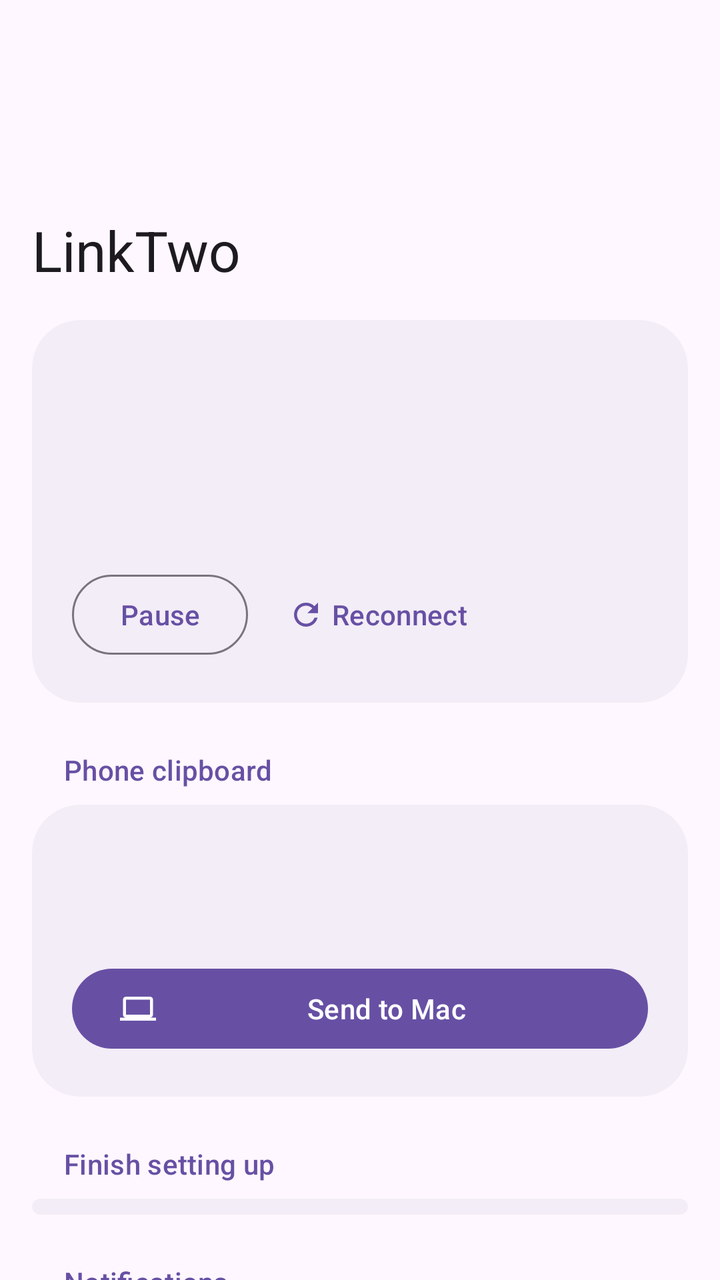
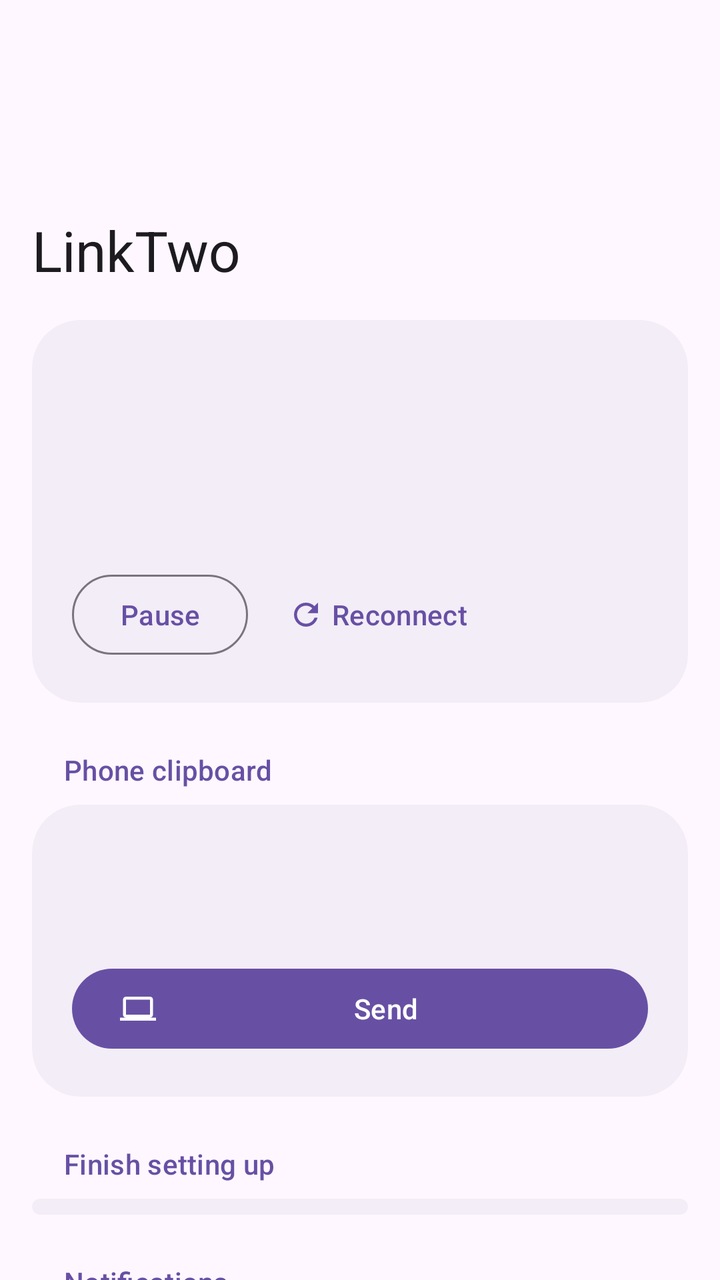

Compare the two renders of this Android layout. The source of the first and the diff that turns it into the second are given below.
<!-- AndroidManifest.xml: application theme Theme.LinkTwo -->
<!-- res/layout/activity_main.xml -->
<?xml version="1.0" encoding="utf-8"?>
<androidx.coordinatorlayout.widget.CoordinatorLayout xmlns:android="http://schemas.android.com/apk/res/android"
    xmlns:app="http://schemas.android.com/apk/res-auto"
    android:layout_width="match_parent"
    android:layout_height="match_parent"
    android:background="?attr/colorSurface">

    <com.google.android.material.appbar.AppBarLayout
        android:id="@+id/appBar"
        android:layout_width="match_parent"
        android:layout_height="wrap_content"
        android:fitsSystemWindows="true">

        <com.google.android.material.appbar.CollapsingToolbarLayout
            style="?attr/collapsingToolbarLayoutLargeStyle"
            android:layout_width="match_parent"
            android:layout_height="?attr/collapsingToolbarLayoutLargeSize"
            app:layout_scrollFlags="scroll|exitUntilCollapsed|snap">

            <com.google.android.material.appbar.MaterialToolbar
                android:id="@+id/toolbar"
                android:layout_width="match_parent"
                android:layout_height="?attr/actionBarSize"
                android:elevation="0dp"
                app:layout_collapseMode="pin"
                app:title="@string/app_name" />
        </com.google.android.material.appbar.CollapsingToolbarLayout>
    </com.google.android.material.appbar.AppBarLayout>

    <androidx.core.widget.NestedScrollView
        android:id="@+id/scroll"
        android:layout_width="match_parent"
        android:layout_height="match_parent"
        android:clipToPadding="false"
        app:layout_behavior="@string/appbar_scrolling_view_behavior">

        <LinearLayout
            android:layout_width="match_parent"
            android:layout_height="wrap_content"
            android:orientation="vertical"
            android:paddingHorizontal="@dimen/screen_padding"
            android:paddingBottom="24dp">

            
            <com.google.android.material.card.MaterialCardView
                android:id="@+id/statusCard"
                style="@style/LinkTwo.Card"
                android:layout_width="match_parent"
                android:layout_height="wrap_content"
                android:layout_marginTop="8dp">

                <LinearLayout
                    android:layout_width="match_parent"
                    android:layout_height="wrap_content"
                    android:orientation="vertical"
                    android:padding="20dp">

                    <LinearLayout
                        android:layout_width="wrap_content"
                        android:layout_height="wrap_content"
                        android:gravity="center_vertical"
                        android:orientation="horizontal">

                        <ImageView
                            android:id="@+id/statusIcon"
                            android:layout_width="20dp"
                            android:layout_height="20dp"
                            android:importantForAccessibility="no" />

                        <TextView
                            android:id="@+id/statusLabel"
                            android:layout_width="wrap_content"
                            android:layout_height="wrap_content"
                            android:layout_marginStart="8dp"
                            android:textAppearance="?attr/textAppearanceLabelLarge" />
                    </LinearLayout>

                    <TextView
                        android:id="@+id/statusTitle"
                        android:layout_width="match_parent"
                        android:layout_height="wrap_content"
                        android:layout_marginTop="12dp"
                        android:textAppearance="?attr/textAppearanceHeadlineSmall"
                        android:textColor="?attr/colorOnSurface" />

                    <TextView
                        android:id="@+id/statusBody"
                        android:layout_width="match_parent"
                        android:layout_height="wrap_content"
                        android:layout_marginTop="4dp"
                        android:textAppearance="?attr/textAppearanceBodyMedium"
                        android:textColor="?attr/colorOnSurfaceVariant" />

                    <LinearLayout
                        android:id="@+id/statusActions"
                        android:layout_width="match_parent"
                        android:layout_height="wrap_content"
                        android:layout_marginTop="16dp"
                        android:orientation="horizontal">

                        <com.google.android.material.button.MaterialButton
                            android:id="@+id/pauseButton"
                            style="?attr/materialButtonOutlinedStyle"
                            android:layout_width="wrap_content"
                            android:layout_height="wrap_content"
                            android:text="Pause" />

                        <com.google.android.material.button.MaterialButton
                            android:id="@+id/reconnectButton"
                            style="@style/Widget.Material3.Button.TextButton"
                            android:layout_width="wrap_content"
                            android:layout_height="wrap_content"
                            android:layout_marginStart="8dp"
                            android:text="Reconnect"
                            app:icon="@drawable/ic_refresh" />
                    </LinearLayout>

                    <com.google.android.material.button.MaterialButton
                        android:id="@+id/pairButton"
                        android:layout_width="wrap_content"
                        android:layout_height="wrap_content"
                        android:layout_marginTop="16dp"
                        android:text="Scan pairing code"
                        android:visibility="gone"
                        app:icon="@drawable/ic_camera" />
                </LinearLayout>
            </com.google.android.material.card.MaterialCardView>

            
            <TextView
                android:id="@+id/clipboardHeader"
                style="@style/LinkTwo.SectionHeader"
                android:text="Phone clipboard" />

            <com.google.android.material.card.MaterialCardView
                android:id="@+id/clipboardCard"
                style="@style/LinkTwo.Card"
                android:layout_width="match_parent"
                android:layout_height="wrap_content">

                <LinearLayout
                    android:layout_width="match_parent"
                    android:layout_height="wrap_content"
                    android:orientation="vertical"
                    android:padding="20dp">

                    <LinearLayout
                        android:layout_width="match_parent"
                        android:layout_height="wrap_content"
                        android:gravity="center_vertical"
                        android:orientation="horizontal">

                        <ImageView
                            android:id="@+id/clipImage"
                            android:layout_width="56dp"
                            android:layout_height="56dp"
                            android:layout_marginEnd="16dp"
                            android:importantForAccessibility="no"
                            android:scaleType="centerCrop"
                            android:visibility="gone" />

                        <LinearLayout
                            android:layout_width="0dp"
                            android:layout_height="wrap_content"
                            android:layout_weight="1"
                            android:orientation="vertical">

                            <TextView
                                android:id="@+id/clipPreview"
                                android:layout_width="match_parent"
                                android:layout_height="wrap_content"
                                android:ellipsize="end"
                                android:maxLines="3"
                                android:textAppearance="?attr/textAppearanceBodyLarge"
                                android:textColor="?attr/colorOnSurface" />

                            <TextView
                                android:id="@+id/clipMeta"
                                android:layout_width="match_parent"
                                android:layout_height="wrap_content"
                                android:layout_marginTop="4dp"
                                android:textAppearance="?attr/textAppearanceBodySmall"
                                android:textColor="?attr/colorOnSurfaceVariant" />
                        </LinearLayout>
                    </LinearLayout>

                    <com.google.android.material.button.MaterialButton
                        android:id="@+id/sendClipButton"
                        android:layout_width="match_parent"
                        android:layout_height="wrap_content"
                        android:layout_marginTop="16dp"
                        android:text="Send to Mac"
                        app:icon="@drawable/ic_laptop" />
                </LinearLayout>
            </com.google.android.material.card.MaterialCardView>

            
            <TextView
                android:id="@+id/setupHeader"
                style="@style/LinkTwo.SectionHeader"
                android:text="Finish setting up" />

            <com.google.android.material.card.MaterialCardView
                android:id="@+id/setupCard"
                style="@style/LinkTwo.Card"
                android:layout_width="match_parent"
                android:layout_height="wrap_content">

                <LinearLayout
                    android:id="@+id/setupList"
                    android:layout_width="match_parent"
                    android:layout_height="wrap_content"
                    android:orientation="vertical"
                    android:paddingVertical="4dp" />
            </com.google.android.material.card.MaterialCardView>

            <LinearLayout
                android:id="@+id/pairedSections"
                android:layout_width="match_parent"
                android:layout_height="wrap_content"
                android:orientation="vertical">

                
                <TextView
                    style="@style/LinkTwo.SectionHeader"
                    android:text="Notifications" />

                <com.google.android.material.card.MaterialCardView
                    style="@style/LinkTwo.Card"
                    android:layout_width="match_parent"
                    android:layout_height="wrap_content">

                    <LinearLayout
                        android:layout_width="match_parent"
                        android:layout_height="wrap_content"
                        android:orientation="vertical"
                        android:paddingVertical="4dp">

                        <LinearLayout
                            android:layout_width="match_parent"
                            android:layout_height="wrap_content"
                            android:orientation="vertical"
                            android:paddingHorizontal="20dp"
                            android:paddingTop="16dp"
                            android:paddingBottom="12dp">

                            <TextView
                                android:layout_width="match_parent"
                                android:layout_height="wrap_content"
                                android:text="Apps that show on your Mac"
                                android:textAppearance="?attr/textAppearanceBodyLarge"
                                android:textColor="?attr/colorOnSurface" />

                            <com.google.android.material.button.MaterialButtonToggleGroup
                                android:id="@+id/filterGroup"
                                android:layout_width="match_parent"
                                android:layout_height="wrap_content"
                                android:layout_marginTop="12dp"
                                app:selectionRequired="true"
                                app:singleSelection="true">

                                <com.google.android.material.button.MaterialButton
                                    android:id="@+id/filterAll"
                                    style="?attr/materialButtonOutlinedStyle"
                                    android:layout_width="0dp"
                                    android:layout_height="wrap_content"
                                    android:layout_weight="1"
                                    android:text="All" />

                                <com.google.android.material.button.MaterialButton
                                    android:id="@+id/filterAllow"
                                    style="?attr/materialButtonOutlinedStyle"
                                    android:layout_width="0dp"
                                    android:layout_height="wrap_content"
                                    android:layout_weight="1"
                                    android:text="Only these" />

                                <com.google.android.material.button.MaterialButton
                                    android:id="@+id/filterBlock"
                                    style="?attr/materialButtonOutlinedStyle"
                                    android:layout_width="0dp"
                                    android:layout_height="wrap_content"
                                    android:layout_weight="1"
                                    android:text="All except" />
                            </com.google.android.material.button.MaterialButtonToggleGroup>

                            <TextView
                                android:id="@+id/filterHint"
                                android:layout_width="match_parent"
                                android:layout_height="wrap_content"
                                android:layout_marginTop="8dp"
                                android:textAppearance="?attr/textAppearanceBodySmall"
                                android:textColor="?attr/colorOnSurfaceVariant" />
                        </LinearLayout>

                        <include
                            android:id="@+id/chooseApps"
                            layout="@layout/item_row" />
                    </LinearLayout>
                </com.google.android.material.card.MaterialCardView>

                
                <TextView
                    style="@style/LinkTwo.SectionHeader"
                    android:text="Clipboard" />

                <com.google.android.material.card.MaterialCardView
                    style="@style/LinkTwo.Card"
                    android:layout_width="match_parent"
                    android:layout_height="wrap_content">

                    <LinearLayout
                        android:layout_width="match_parent"
                        android:layout_height="wrap_content"
                        android:orientation="vertical"
                        android:paddingVertical="4dp">

                        <include
                            android:id="@+id/clipReceive"
                            layout="@layout/item_row" />

                        <include layout="@layout/item_divider" />

                        <include
                            android:id="@+id/clipSend"
                            layout="@layout/item_row" />
                    </LinearLayout>
                </com.google.android.material.card.MaterialCardView>

                
                <TextView
                    style="@style/LinkTwo.SectionHeader"
                    android:text="Mac" />

                <com.google.android.material.card.MaterialCardView
                    style="@style/LinkTwo.Card"
                    android:layout_width="match_parent"
                    android:layout_height="wrap_content">

                    <LinearLayout
                        android:layout_width="match_parent"
                        android:layout_height="wrap_content"
                        android:orientation="vertical"
                        android:paddingVertical="4dp">

                        <include
                            android:id="@+id/macInfo"
                            layout="@layout/item_row" />

                        <include layout="@layout/item_divider" />

                        <include
                            android:id="@+id/macRescan"
                            layout="@layout/item_row" />

                        <include layout="@layout/item_divider" />

                        <include
                            android:id="@+id/macUnpair"
                            layout="@layout/item_row" />
                    </LinearLayout>
                </com.google.android.material.card.MaterialCardView>
            </LinearLayout>

            <TextView
                android:layout_width="match_parent"
                android:layout_height="wrap_content"
                android:layout_marginTop="24dp"
                android:gravity="center"
                android:text="End-to-end encrypted · home network only"
                android:textAppearance="?attr/textAppearanceBodySmall"
                android:textColor="?attr/colorOnSurfaceVariant" />
        </LinearLayout>
    </androidx.core.widget.NestedScrollView>
</androidx.coordinatorlayout.widget.CoordinatorLayout>
<!-- res/layout/item_row.xml (included above) -->
<?xml version="1.0" encoding="utf-8"?>
<LinearLayout xmlns:android="http://schemas.android.com/apk/res/android"
    android:layout_width="match_parent"
    android:layout_height="wrap_content"
    android:background="?attr/selectableItemBackground"
    android:gravity="center_vertical"
    android:minHeight="72dp"
    android:orientation="horizontal"
    android:paddingStart="20dp"
    android:paddingTop="12dp"
    android:paddingEnd="16dp"
    android:paddingBottom="12dp">

    <ImageView
        android:id="@+id/icon"
        android:layout_width="24dp"
        android:layout_height="24dp"
        android:layout_marginEnd="20dp"
        android:importantForAccessibility="no"
        android:tint="?attr/colorOnSurfaceVariant" />

    <LinearLayout
        android:layout_width="0dp"
        android:layout_height="wrap_content"
        android:layout_weight="1"
        android:orientation="vertical">

        <TextView
            android:id="@+id/title"
            android:layout_width="match_parent"
            android:layout_height="wrap_content"
            android:textAppearance="?attr/textAppearanceBodyLarge"
            android:textColor="?attr/colorOnSurface" />

        <TextView
            android:id="@+id/summary"
            android:layout_width="match_parent"
            android:layout_height="wrap_content"
            android:layout_marginTop="2dp"
            android:textAppearance="?attr/textAppearanceBodyMedium"
            android:textColor="?attr/colorOnSurfaceVariant" />
    </LinearLayout>

    <FrameLayout
        android:id="@+id/trailing"
        android:layout_width="wrap_content"
        android:layout_height="wrap_content"
        android:layout_marginStart="12dp" />
</LinearLayout>
<!-- res/layout/item_divider.xml (included above) -->
<?xml version="1.0" encoding="utf-8"?>
<com.google.android.material.divider.MaterialDivider xmlns:android="http://schemas.android.com/apk/res/android"
    xmlns:app="http://schemas.android.com/apk/res-auto"
    android:layout_width="match_parent"
    android:layout_height="wrap_content"
    app:dividerInsetStart="64dp"
    app:dividerColor="?attr/colorSurfaceContainerHighest" />
<!-- resources referenced by this layout -->
<resources>
  <dimen name="screen_padding">16dp</dimen>
  <!-- drawable ic_camera (drawable) -->
  <vector xmlns:android="http://schemas.android.com/apk/res/android" android:width="24dp" android:height="24dp" android:viewportWidth="24" android:viewportHeight="24" android:tint="?attr/colorControlNormal">
      <path android:fillColor="@android:color/white" android:pathData="M12,12m-3.2,0a3.2,3.2 0,1 1,6.4 0a3.2,3.2 0,1 1,-6.4 0M9,2L7.17,4H4c-1.1,0 -2,0.9 -2,2v12c0,1.1 0.9,2 2,2h16c1.1,0 2,-0.9 2,-2V6c0,-1.1 -0.9,-2 -2,-2h-3.17L15,2H9zM12,17c-2.76,0 -5,-2.24 -5,-5s2.24,-5 5,-5 5,2.24 5,5 -2.24,5 -5,5z" />
  </vector>
  <!-- drawable ic_laptop (drawable) -->
  <vector xmlns:android="http://schemas.android.com/apk/res/android" android:width="24dp" android:height="24dp" android:viewportWidth="24" android:viewportHeight="24" android:tint="?attr/colorControlNormal">
      <path android:fillColor="@android:color/white" android:pathData="M20,18c1.1,0 1.99,-0.9 1.99,-2L22,6c0,-1.1 -0.9,-2 -2,-2H4c-1.1,0 -2,0.9 -2,2v10c0,1.1 0.9,2 2,2H0v2h24v-2h-4zM4,6h16v10H4V6z" />
  </vector>
  <!-- drawable ic_refresh (drawable) -->
  <vector xmlns:android="http://schemas.android.com/apk/res/android" android:width="24dp" android:height="24dp" android:viewportWidth="24" android:viewportHeight="24" android:tint="?attr/colorControlNormal">
      <path android:fillColor="@android:color/white" android:pathData="M17.65,6.35C16.2,4.9 14.21,4 12,4c-4.42,0 -7.99,3.58 -7.99,8s3.57,8 7.99,8c3.73,0 6.84,-2.55 7.73,-6h-2.08c-0.82,2.33 -3.04,4 -5.65,4 -3.31,0 -6,-2.69 -6,-6s2.69,-6 6,-6c1.66,0 3.14,0.69 4.22,1.78L13,11h7V4l-2.35,2.35z" />
  </vector>
  <string name="app_name">LinkTwo</string>
  <style name="LinkTwo.Card" parent="Widget.Material3.CardView.Filled">
          <item name="cardBackgroundColor">?attr/colorSurfaceContainer</item>
          <item name="cardCornerRadius">24dp</item>
      </style>
  <style name="LinkTwo.SectionHeader" parent="">
          <item name="android:layout_width">match_parent</item>
          <item name="android:layout_height">wrap_content</item>
          <item name="android:paddingStart">16dp</item>
          <item name="android:paddingTop">24dp</item>
          <item name="android:paddingBottom">8dp</item>
          <item name="android:textAppearance">?attr/textAppearanceTitleSmall</item>
          <item name="android:textColor">?attr/colorPrimary</item>
      </style>
  <style name="Theme.LinkTwo" parent="Theme.Material3.DayNight.NoActionBar" />
</resources>

<!-- the commit's change to res/layout/activity_main.xml (unified diff, before → after) -->
@@ -189,7 +189,7 @@
                         android:layout_width="match_parent"
                         android:layout_height="wrap_content"
                         android:layout_marginTop="16dp"
-                        android:text="Send to Mac"
+                        android:text="Send"
                         app:icon="@drawable/ic_laptop" />
                 </LinearLayout>
             </com.google.android.material.card.MaterialCardView>
@@ -245,9 +245,10 @@
                             android:paddingBottom="12dp">
 
                             <TextView
+                                android:id="@+id/filterTitle"
                                 android:layout_width="match_parent"
                                 android:layout_height="wrap_content"
-                                android:text="Apps that show on your Mac"
+                                android:text="Apps that show on your computer"
                                 android:textAppearance="?attr/textAppearanceBodyLarge"
                                 android:textColor="?attr/colorOnSurface" />
 
@@ -329,8 +330,9 @@
 
                 
                 <TextView
+                    android:id="@+id/computerHeader"
                     style="@style/LinkTwo.SectionHeader"
-                    android:text="Mac" />
+                    android:text="Computer" />
 
                 <com.google.android.material.card.MaterialCardView
                     style="@style/LinkTwo.Card"
